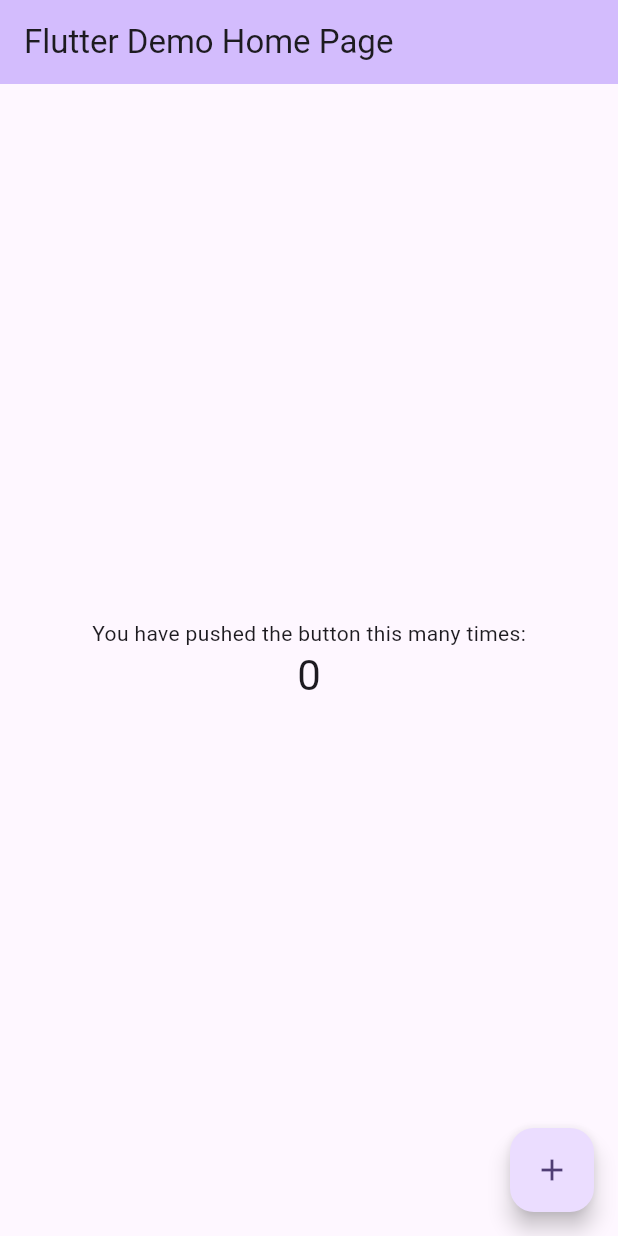
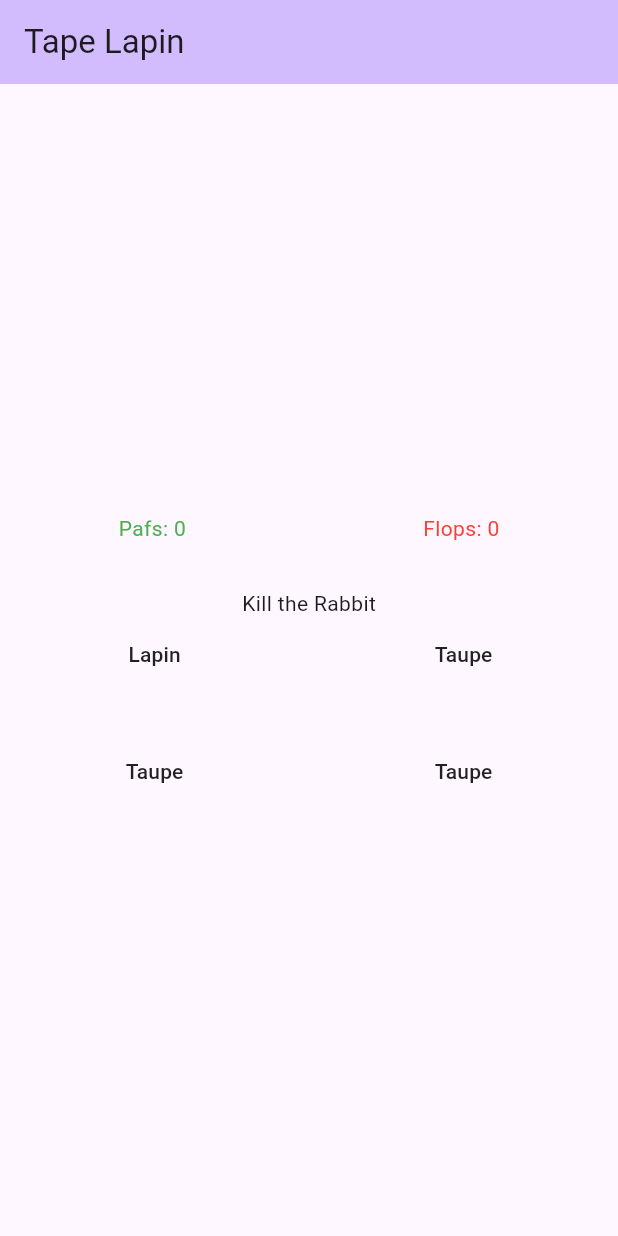
Before and after one commit to LeCanardNoir-cegep/E23-420-5N6-EM-Flutter-Materiel, a Flutter app: the screen it shows after launch, on a phone screen of 412 x 824 dp. Run offline on Flutter 3.47's test engine with Material 2 defaults, Android fonts, the phone set to English and light mode, and no system bars.

Commit message:
FCT: TapeLapin terminé

```diff
--- /dev/null
+++ b/TapeLapin/tape_lapin/lib/home/home.dart
@@ -0,0 +1,100 @@
+import 'dart:math';
+
+import 'package:flutter/material.dart';
+
+class MyHomePage extends StatefulWidget {
+  const MyHomePage({super.key, required this.title});
+
+  final String title;
+
+  @override
+  State<MyHomePage> createState() => _MyHomePageState();
+}
+
+class _MyHomePageState extends State<MyHomePage> {
+  int _indexLapin = Random().nextInt(4);
+  int _poufs = 0;
+  int _flops = 0;
+
+  void gererTape(int index){
+    if(_indexLapin == index){
+      _poufs ++;
+    }else{
+      _flops ++;
+    }
+    print(_indexLapin);
+    if(index == _indexLapin){
+      _indexLapin = Random().nextInt(4);
+    }
+    setState(() {});
+  }
+
+  @override
+  Widget build(BuildContext context) {
+
+    var b0 = MaterialButton(
+      onPressed: () {
+        gererTape(0);
+      },
+      child: Text(_indexLapin == 0 ? 'Lapin' : 'Taupe'),
+    );
+
+    var b1 = MaterialButton(
+      onPressed: () {
+        gererTape(1);
+      },
+      child: Text(_indexLapin == 1 ? 'Lapin' : 'Taupe'),
+    );
+
+    var b2 = MaterialButton(
+      onPressed: () {
+        gererTape(2);
+      },
+      child: Text(_indexLapin == 2 ? 'Lapin' : 'Taupe'),
+    );
+
+    var b3 = MaterialButton(
+      onPressed: () {
+        gererTape(3);
+      },
+      child: Text(_indexLapin == 3 ? 'Lapin' : 'Taupe'),
+    );
+
+    return Scaffold(
+      appBar: AppBar(
+        backgroundColor: Theme.of(context).colorScheme.inversePrimary,
+        title: Text(widget.title),
+      ),
+      body: Center(
+        child: Column(
+          mainAxisAlignment: MainAxisAlignment.spaceAround,
+          mainAxisSize: MainAxisSize.min,
+          children: <Widget>[
+            Row(
+              mainAxisAlignment: MainAxisAlignment.spaceAround,
+              children: [
+                Text('Pafs: ' + _poufs.toString(), style: TextStyle(color: Colors.green)),
+                Text("Flops: " + _flops.toString(), style: TextStyle(color: Colors.red))
+              ],
+            ),
+            SizedBox(height: 30),
+            Text("Kill the Rabbit"),
+            Row(mainAxisAlignment: MainAxisAlignment.spaceAround,
+              children: [
+                b0,
+                b1
+              ],
+            ),
+            SizedBox(height: 30),
+            Row(
+                mainAxisAlignment: MainAxisAlignment.spaceAround,
+                children: [
+                  b2,
+                  b3
+                ])
+          ],
+        ),
+      ),
+    );
+  }
+}
--- a/TapeLapin/tape_lapin/lib/main.dart
+++ b/TapeLapin/tape_lapin/lib/main.dart
@@ -1,4 +1,6 @@
 import 'package:flutter/material.dart';
+
+import 'home/home.dart';
 
 void main() {
   runApp(const MyApp());
@@ -15,55 +17,7 @@ class MyApp extends StatelessWidget {
         colorScheme: ColorScheme.fromSeed(seedColor: Colors.deepPurple),
         useMaterial3: true,
       ),
-      home: const MyHomePage(title: 'Flutter Demo Home Page'),
+      home: const MyHomePage(title: 'Tape Lapin'),
     );
   }
 }
-
-class MyHomePage extends StatefulWidget {
-  const MyHomePage({super.key, required this.title});
-
-  final String title;
-
-  @override
-  State<MyHomePage> createState() => _MyHomePageState();
-}
-
-class _MyHomePageState extends State<MyHomePage> {
-  int _counter = 0;
-
-  void _incrementCounter() {
-    setState(() {
-      _counter++;
-    });
-  }
-
-  @override
-  Widget build(BuildContext context) {
-    return Scaffold(
-      appBar: AppBar(
-        backgroundColor: Theme.of(context).colorScheme.inversePrimary,
-        title: Text(widget.title),
-      ),
-      body: Center(
-        child: Column(
-          mainAxisAlignment: MainAxisAlignment.center,
-          children: <Widget>[
-            const Text(
-              'You have pushed the button this many times:',
-            ),
-            Text(
-              '$_counter',
-              style: Theme.of(context).textTheme.headlineMedium,
-            ),
-          ],
-        ),
-      ),
-      floatingActionButton: FloatingActionButton(
-        onPressed: _incrementCounter,
-        tooltip: 'Increment',
-        child: const Icon(Icons.add),
-      ),
-    );
-  }
-}
```
